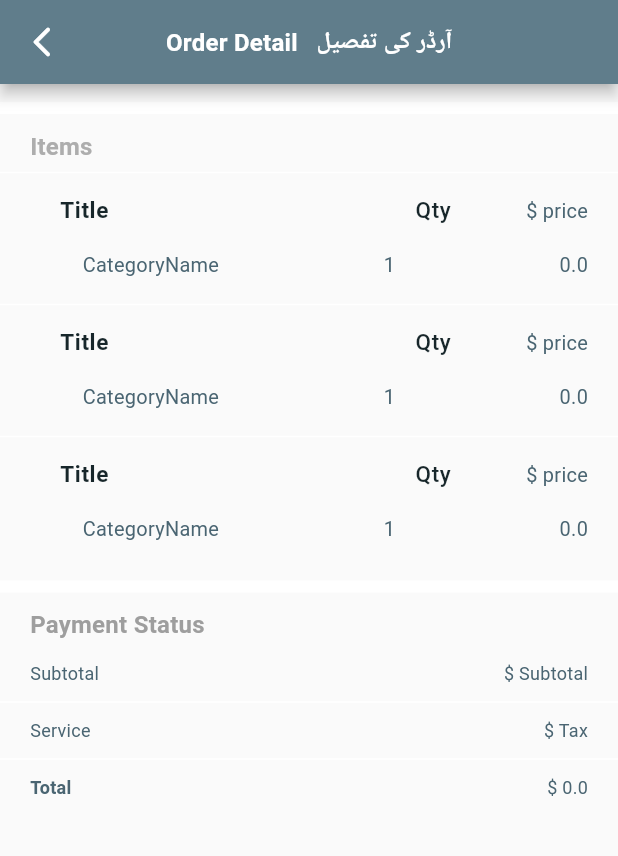
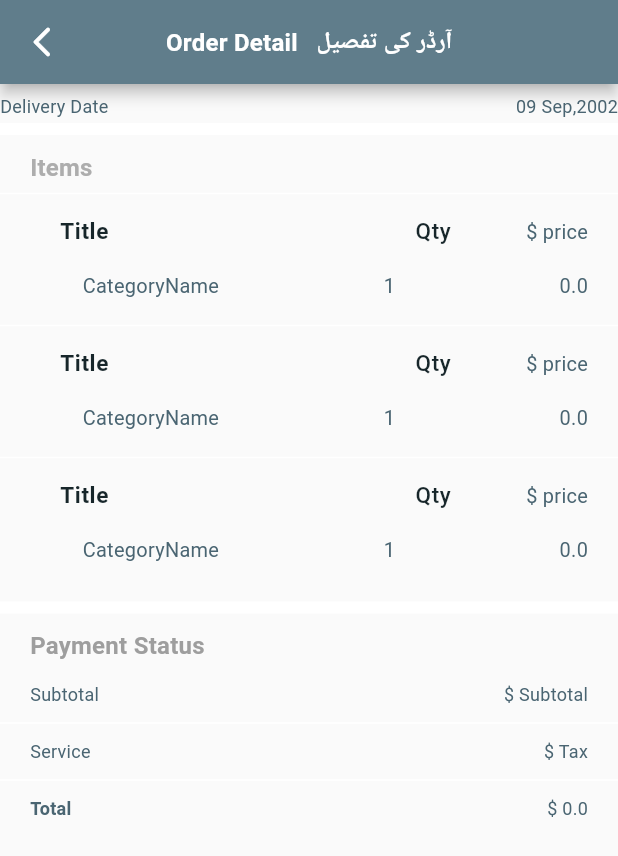
Before and after one commit to danishah452/checkmate, a Flutter app: the OrderDetail screen opened directly, on a phone screen of 412 x 824 dp. Shown: the top 856 px of the screen. Run offline on Flutter 3.47's test engine with Material 2 defaults, Android fonts, the phone set to English and light mode, and no system bars; our stand-ins replace animated_splash_screen, connectivity_plus, dropdown_button2, firebase_core, firebase_messaging, flutter_local_notifications and 7 more; accounts and stored records are empty; Roboto replaces fonts that are missing (WorkSans).

Commit message:
'6december'

```diff
--- a/lib/screens/homescreens/OrderDetail.dart
+++ b/lib/screens/homescreens/OrderDetail.dart
@@ -32,6 +32,19 @@ backgroundColor: primaryColor,
               child: Column(
                 crossAxisAlignment: CrossAxisAlignment.start,
                 children: [
+                  Row(
+                      mainAxisAlignment: MainAxisAlignment.spaceBetween,
+                      children: <Widget>[
+                        Text(
+                          "Delivery Date",
+                          style: Theme.of(context).textTheme.caption,
+                        ),
+                        Text(
+                          '09 Sep,2002',
+                          style: Theme.of(context).textTheme.caption,
+                        ),
+                      ]),
+
                   Divider(
                     color: Theme.of(context).cardColor,
                     thickness: 8.0,
```
